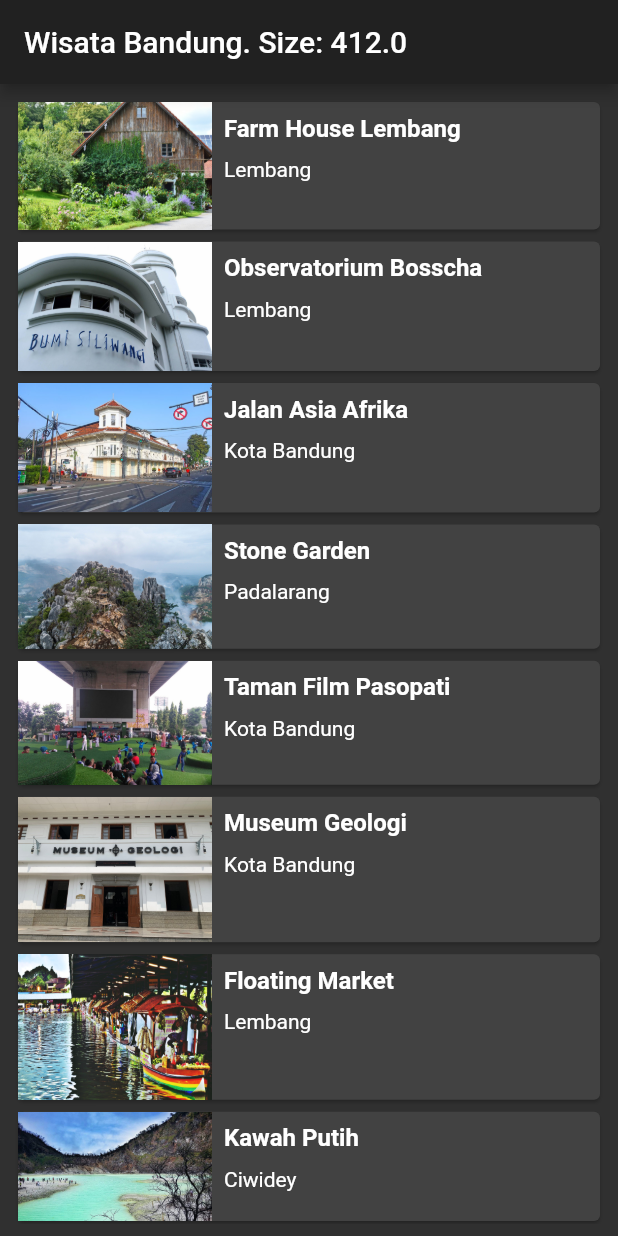
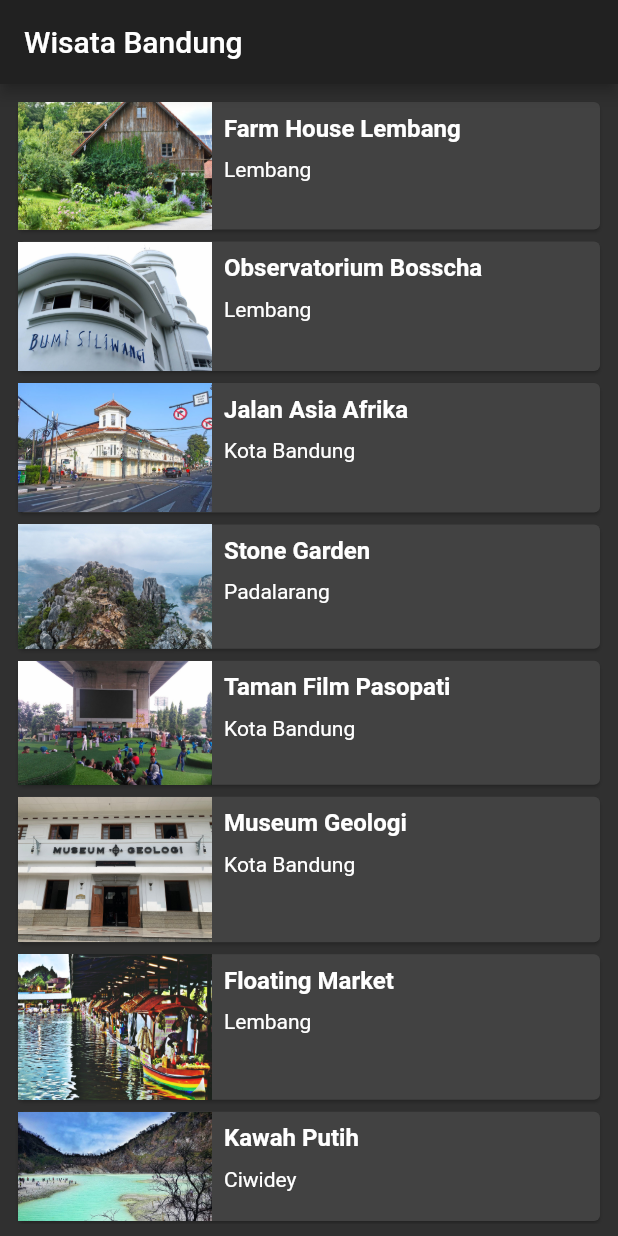
Before and after one commit to gonexwind/wisata_bandung, a Flutter app: the screen it shows after launch, on a phone screen of 412 x 824 dp. Run offline on Flutter 3.47's test engine with Material 2 defaults, Android fonts, the phone set to English and light mode, and no system bars.

Commit message:
android export

```diff
--- a/lib/screen/main_screen.dart
+++ b/lib/screen/main_screen.dart
@@ -10,8 +10,9 @@ class MainScreen extends StatelessWidget {
   Widget build(BuildContext context) {
     return Scaffold(
       appBar: AppBar(
-        title:
-            Text('Wisata Bandung. Size: ${MediaQuery.of(context).size.width}'),
+        // title:
+        //     Text('Wisata Bandung. Size: ${MediaQuery.of(context).size.width}'),
+        title: Text('Wisata Bandung'),
       ),
       body: LayoutBuilder(
         builder: (BuildContext context, BoxConstraints constraints) {
```
Also changed, not shown: 20 other files.
